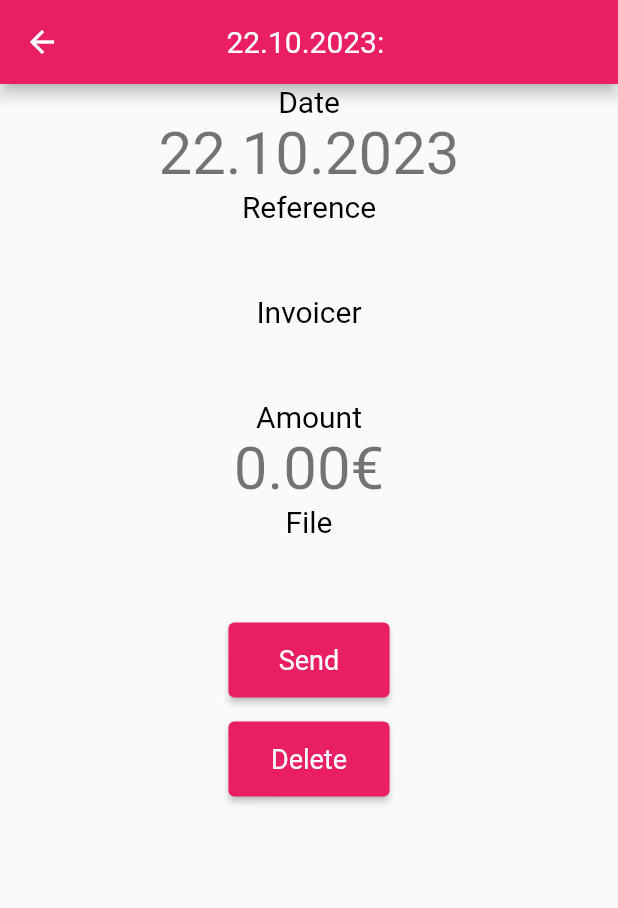
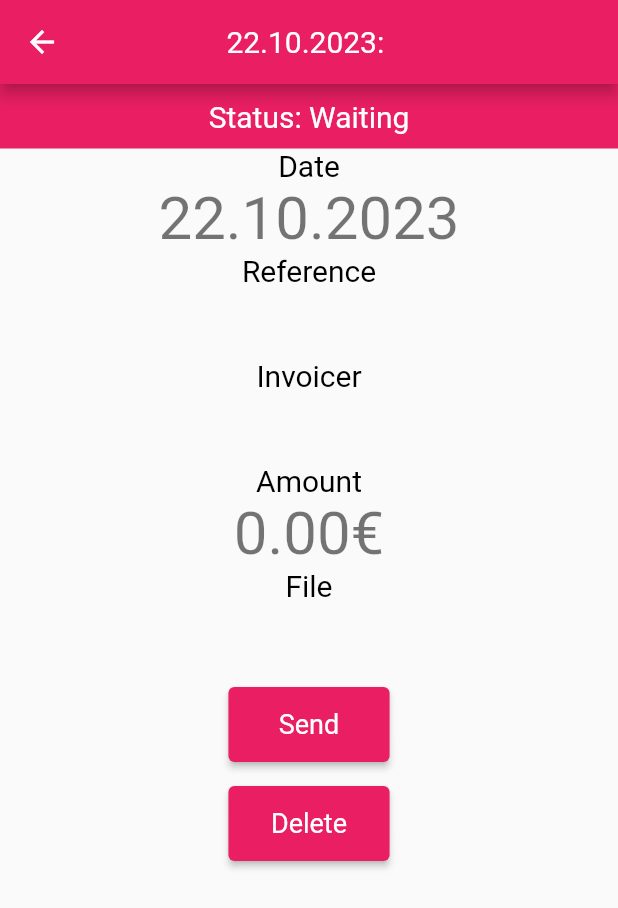
Before and after one commit to lepplaju/easymoney, a Flutter app: the InvoiceRoute screen opened directly with empty values, on a phone screen of 412 x 824 dp. Shown: the top 908 px of the screen. Run offline on Flutter 3.47's test engine with Material 2 defaults, Android fonts, the light colour scheme and no system bars; our stand-ins replace after_layout, image_picker, package_info_plus, pdf, share_plus, sqflite; missing offline and left inert: pdf_render; accounts and stored records are empty; generated files the repository leaves out were written again.

Commit message:
Invoice status (#29)
Adds status to invoices. Closes #8 Add status for invoice.

```diff
--- a/assets/localization_source/universal.txt
+++ b/assets/localization_source/universal.txt
@@ -105,3 +105,39 @@ text_fi: "Pöytäkirja"
 description: "Minute text"
 type: "text"
 placeholders: "{}"
+
+// Status waiting
+
+name: "waiting"
+text_en: "Waiting"
+text_fi: "Odottaa"
+description: "Waiting status text"
+type: "text"
+placeholders: "{}"
+
+// Status sent
+
+name: "sent"
+text_en: "Sent"
+text_fi: "Lähetetty"
+description: "Sent status text"
+type: "text"
+placeholders: "{}"
+
+// Status paid
+
+name: "paid"
+text_en: "Paid"
+text_fi: "Maksettu"
+description: "Paid status text"
+type: "text"
+placeholders: "{}"
+
+// Status
+
+name: "status"
+text_en: "Status"
+text_fi: "Tila"
+description: "Status text"
+type: "text"
+placeholders: "{}"
--- a/lib/features/invoices/application/provider_invoices.dart
+++ b/lib/features/invoices/application/provider_invoices.dart
@@ -199,6 +199,25 @@ class ProviderInvoices with ChangeNotifier {
     notifyListeners();
   }
 
+  /// Changes the status of the invoice
+  ///
+  /// Requires [id] of the invoice to be changed and the [status] which
+  /// will be given to the invoice
+  Future<void> changeStatus({
+    required int id,
+    required Status status,
+  }) async {
+    final data = {'status': status.name};
+    await _invoicesRepository.changeStatus(id: id, data: data);
+    final oldInvoice = _invoices.firstWhere((invoice) => invoice.id == id);
+    _invoices.removeWhere((invoice) => invoice.id == id);
+    _invoices.add(Invoice.fromMap(map: {
+      ...oldInvoice.toMap(),
+      'status': status.name,
+    }));
+    notifyListeners();
+  }
+
   /// Deletes an invoice
   ///
   /// Requires [invoice] which will be deleted
--- a/lib/features/invoices/domain/invoice.dart
+++ b/lib/features/invoices/domain/invoice.dart
@@ -1,3 +1,20 @@
+/// Tells in which state the Invoice is in
+enum Status { waiting, sent, paid }
+
+/// Returns the Status enum corresponding the [status]
+Status _getStatus(String status) {
+  switch (status) {
+    case 'waiting':
+      return Status.waiting;
+    case 'sent':
+      return Status.sent;
+    case 'paid':
+      return Status.paid;
+    default:
+      throw Exception('Invalid-Status');
+  }
+}
+
 /// Represents a invoice that will be composed out of receipts
 ///
 /// {@category Invoices}
@@ -8,6 +25,7 @@ class Invoice {
   String target;
   String name;
   int amount;
+  Status status;
   String fileName;
 
   /// Creates an invoice
@@ -15,7 +33,8 @@ class Invoice {
   /// Requires unique [id], [profileId] of the profile to whom it
   /// belongs, [date] of the creation, [target] as who will be the
   /// invoices payer, [name] of the invoicer, [amount] of what the
-  /// total is and [fileName] with which the invoice will be saved.
+  /// total is, [fileName] with which the invoice will be saved and
+  /// optionaly the [status] of the invoice.
   Invoice({
     required this.id,
     required this.profileId,
@@ -23,13 +42,14 @@ class Invoice {
     required this.target,
     required this.name,
     required this.amount,
+    this.status = Status.waiting,
     required this.fileName,
   });
 
   /// Creates an Invoice from a map
   ///
   /// Requires a [map] containing fields: id, profileId, date, target,
-  /// name, amount and fileName.
+  /// name, amount, fileName and status.
   Invoice.fromMap({required Map<String, dynamic> map})
       : id = map['id'],
         profileId = map['profileId'],
@@ -37,6 +57,7 @@ class Invoice {
         target = map['target'],
         name = map['name'],
         amount = map['amount'],
+        status = _getStatus(map['status']),
         fileName = map['fileName'];
 
   /// Returns the date of the invoice as dd.mm.yyyy string
@@ -49,6 +70,18 @@ class Invoice {
     return (amount / 100).toStringAsFixed(2);
   }
 
+  /// Returns the Status enum that comes next
+  Status nextStatus() {
+    switch (status.name) {
+      case 'waiting':
+        return Status.sent;
+      case 'sent':
+        return Status.paid;
+      default:
+        return Status.waiting;
+    }
+  }
+
   /// Returns the Invoice as a map
   Map<String, dynamic> toMap() {
     return {
@@ -58,6 +91,7 @@ class Invoice {
       'target': target,
       'name': name,
       'amount': amount,
+      'status': status.name,
       'fileName': fileName,
     };
   }
@@ -71,6 +105,7 @@ class Invoice {
         'target: $target, '
         'name: $name, '
         'amount: $amount, '
+        'status: ${status.name}, '
         'fileName: $fileName'
         '}';
   }
--- a/lib/features/invoices/presentation/invoice_route.dart
+++ b/lib/features/invoices/presentation/invoice_route.dart
@@ -43,7 +43,24 @@ class InvoiceRoute extends StatelessWidget {
   Widget build(BuildContext context) {
     final ProviderInvoices providerInvoices =
         Provider.of<ProviderInvoices>(context);
-    final locals = AppLocalizations.of(context);
+    final locals = AppLocalizations.of(context)!;
+    late final String statusText;
+    late final Color statusColor;
+    switch (invoice.status.name) {
+      case 'waiting':
+        statusText = locals.waiting;
+        statusColor = Colors.pink;
+      case 'sent':
+        statusText = locals.sent;
+        statusColor = Colors.purple;
+      case 'paid':
+        statusText = locals.paid;
+        statusColor = Colors.green;
+      default:
+        statusText = 'error';
+        statusColor = Colors.red;
+    }
+
     return Scaffold(
       appBar: AppBar(
         title: Text('${invoice.dateOnly}: ${invoice.target}'),
@@ -53,8 +70,23 @@ class InvoiceRoute extends StatelessWidget {
         width: double.infinity,
         child: Column(
           children: [
+            Container(
+              color: statusColor,
+              child: Padding(
+                padding: const EdgeInsets.all(10.0),
+                child: Center(
+                  child: Text(
+                    '${locals.status}: $statusText',
+                    style: Theme.of(context)
+                        .textTheme
+                        .displaySmall!
+                        .copyWith(color: Colors.white),
+                  ),
+                ),
+              ),
+            ),
             DataWidget(
-              title: locals!.invoiceRouteDate,
+              title: locals.invoiceRouteDate,
               content: invoice.dateOnly,
             ),
             DataWidget(
--- a/lib/l10n/app_en.arb
+++ b/lib/l10n/app_en.arb
@@ -376,5 +376,29 @@
 		"description": "Minute text",
 		"type": "text",
 		"placeholders": {}
+	},
+	"waiting": "Waiting",
+	"@waiting": {
+		"description": "Waiting status text",
+		"type": "text",
+		"placeholders": {}
+	},
+	"sent": "Sent",
+	"@sent": {
+		"description": "Sent status text",
+		"type": "text",
+		"placeholders": {}
+	},
+	"paid": "Paid",
+	"@paid": {
+		"description": "Paid status text",
+		"type": "text",
+		"placeholders": {}
+	},
+	"status": "Status",
+	"@status": {
+		"description": "Status text",
+		"type": "text",
+		"placeholders": {}
 	}
 }
--- a/lib/l10n/app_fi.arb
+++ b/lib/l10n/app_fi.arb
@@ -61,5 +61,9 @@
 	"description": "Lisätietoja",
 	"change": "Muuta",
 	"file": "Tiedosto",
-	"minute": "Pöytäkirja"
+	"minute": "Pöytäkirja",
+	"waiting": "Odottaa",
+	"sent": "Lähetetty",
+	"paid": "Maksettu",
+	"status": "Tila"
 }
--- a/lib/theme.dart
+++ b/lib/theme.dart
@@ -147,7 +147,7 @@ class EasyMoneyTheme {
       ),
 
       labelMedium: const TextStyle(
-        //color: Colors.black,
+        color: Colors.white,
         fontWeight: FontWeight.w400,
         fontSize: 16,
       ),
--- a/lib/utils/database.dart
+++ b/lib/utils/database.dart
@@ -23,6 +23,7 @@ void _onCreate(Database db, int version) async {
       target TEXT NOT NULL,
       name TEXT NOT NULL,
       amount INTEGER NOT NULL,
+      status TEXT NOT NULL,
       fileName TEXT NOT NULL,
       FOREIGN KEY (profileId) REFERENCES profiles (id) ON DELETE CASCADE ON UPDATE CASCADE
     );
--- a/pubspec.yaml
+++ b/pubspec.yaml
@@ -16,7 +16,7 @@ publish_to: 'none' # Remove this line if you wish to publish to pub.dev
 # https://developer.apple.com/library/archive/documentation/General/Reference/InfoPlistKeyReference/Articles/CoreFoundationKeys.html
 # In Windows, build-name is used as the major, minor, and patch parts
 # of the product and file versions while build-number is used as the build suffix.
-version: 0.9.4
+version: 0.10.0
 
 environment:
   sdk: '>=3.0.0 <4.0.0'
```
Also changed, not shown: lib/features/invoices/data/invoices_repository.dart (+17 -0 lines), lib/features/invoices/presentation/invoice_card.dart (+63 -11 lines).
